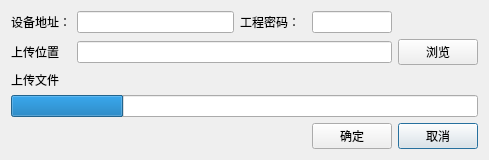
Before: the Qt Designer form HmiFuncDesigner/ProjectManager/ProjectManager/ProjectUploadDialog.ui in VelsonWang/HmiFuncDesigner, drawn with Qt 5.
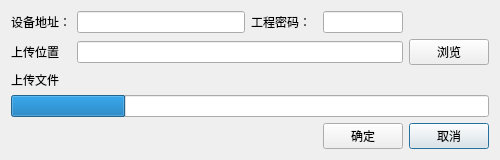
After: the same form once the commit is applied.

Diff of the .ui file:
```diff
--- a/HmiFuncDesigner/ProjectManager/ProjectManager/ProjectUploadDialog.ui
+++ b/HmiFuncDesigner/ProjectManager/ProjectManager/ProjectUploadDialog.ui
@@ -6,7 +6,7 @@
    <rect>
     <x>0</x>
     <y>0</y>
-    <width>489</width>
+    <width>500</width>
     <height>140</height>
    </rect>
   </property>
```
